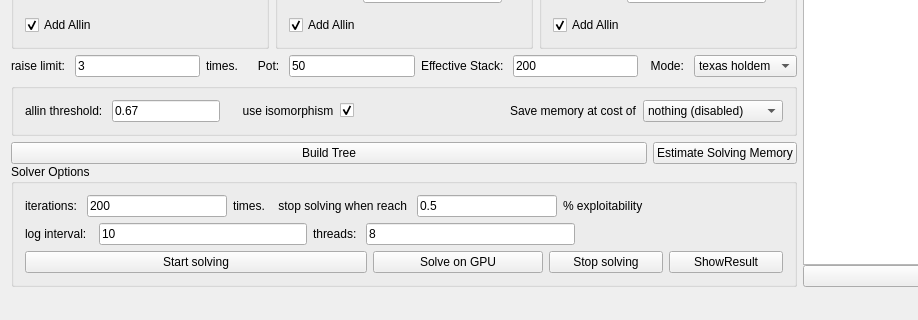
First picture: the form in mainwindow.ui, repository blackwaterbread/TexasSolverSwift, before the edit; both pictures show x 0 to 918 and y 717 to 1037 of the 1134 by 1037 pixel window.
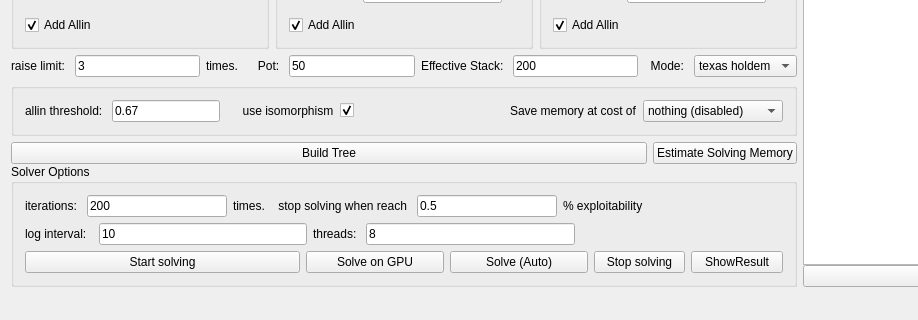
Second picture: the form after the edit. Custom widgets are drawn as their Qt base class.

Commit message: feat: complete GPU original-feature parity for turn/flop solves

The edit to the form file:
```diff
--- a/mainwindow.ui
+++ b/mainwindow.ui
@@ -980,7 +980,7 @@
             </layout>
            </item>
            <item>
-            <layout class="QHBoxLayout" name="horizontalLayout" stretch="6,3,2,2">
+            <layout class="QHBoxLayout" name="horizontalLayout" stretch="6,3,3,2,2">
              <item>
               <widget class="QPushButton" name="buttomSolve">
                <property name="sizePolicy">
@@ -1007,6 +1007,19 @@
                </property>
               </widget>
              </item>
+             <item>
+              <widget class="QPushButton" name="solveAutoButton">
+               <property name="sizePolicy">
+                <sizepolicy hsizetype="Minimum" vsizetype="Maximum">
+                 <horstretch>0</horstretch>
+                 <verstretch>0</verstretch>
+                </sizepolicy>
+               </property>
+               <property name="text">
+                <string>Solve (Auto)</string>
+               </property>
+              </widget>
+             </item>
              <item>
               <widget class="QPushButton" name="stopSolvingButton">
                <property name="sizePolicy">
```
The commit also changes 9 other files.
